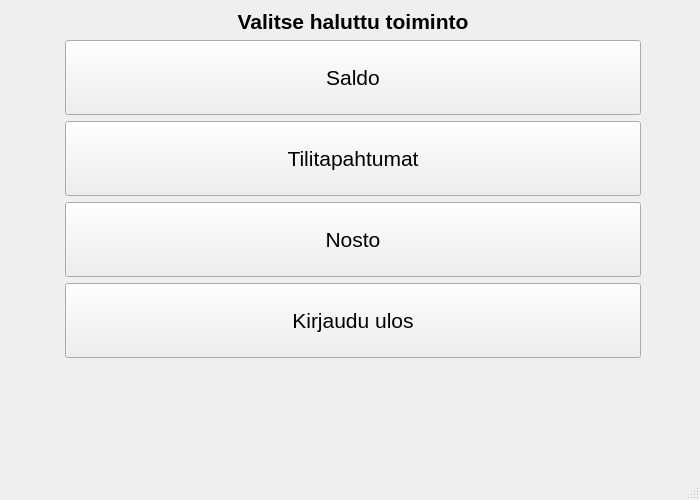
First picture: the form in bankautomat/mainwindow.ui, repository steltii-oamk/banksimul2022-group8, before the edit.
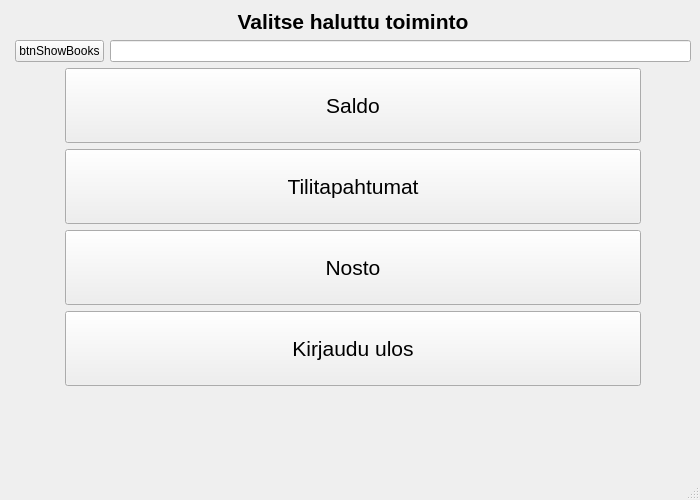
Second picture: the form after the edit.

```diff
--- a/bankautomat/mainwindow.ui
+++ b/bankautomat/mainwindow.ui
@@ -60,7 +60,7 @@
         </property>
        </widget>
       </item>
-      <item row="1" column="1">
+      <item row="2" column="1">
        <layout class="QVBoxLayout" name="verticalLayout">
         <property name="leftMargin">
          <number>50</number>
@@ -151,6 +151,20 @@
         </item>
        </layout>
       </item>
+      <item row="1" column="1">
+       <layout class="QHBoxLayout" name="horizontalLayout_2">
+        <item>
+         <widget class="QPushButton" name="btnShowBooks">
+          <property name="text">
+           <string>btnShowBooks</string>
+          </property>
+         </widget>
+        </item>
+        <item>
+         <widget class="QLineEdit" name="textBooks"/>
+        </item>
+       </layout>
+      </item>
      </layout>
     </item>
    </layout>
```
